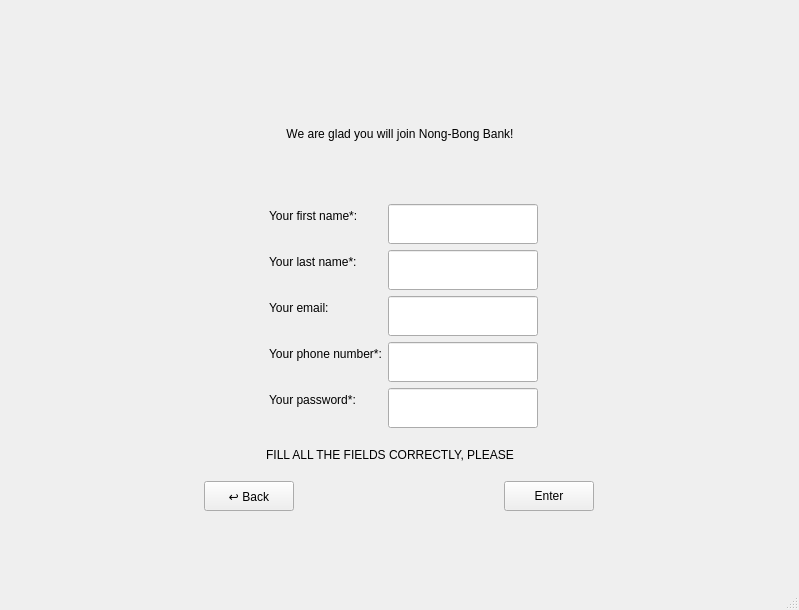
Old version of the form gui/mainwindow.ui in the repository bergamontt/nong-bong.
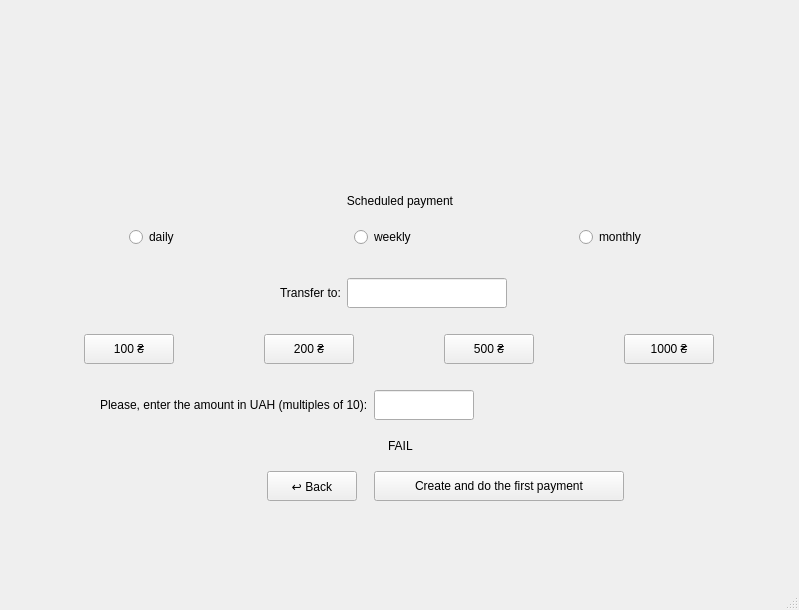
New version of the form. Custom widgets are drawn as their Qt base class.

Commit message: Scheduled transfer creation & functionality

Diff of the .ui file:
```diff
--- a/gui/mainwindow.ui
+++ b/gui/mainwindow.ui
@@ -24,7 +24,7 @@
      </rect>
     </property>
     <property name="currentIndex">
-     <number>3</number>
+     <number>7</number>
     </property>
     <widget class="QWidget" name="loginScreen">
      <widget class="QLabel" name="L_welcome">
@@ -1039,6 +1039,352 @@
       </layout>
      </widget>
     </widget>
+    <widget class="QWidget" name="scheduledTransferScreen">
+     <widget class="QWidget" name="verticalLayoutWidget_10">
+      <property name="geometry">
+       <rect>
+        <x>0</x>
+        <y>60</y>
+        <width>801</width>
+        <height>481</height>
+       </rect>
+      </property>
+      <layout class="QVBoxLayout" name="verticalLayout_15">
+       <item alignment="Qt::AlignmentFlag::AlignHCenter">
+        <widget class="BankCardWidget" name="W_currentCard_sp" native="true">
+         <property name="minimumSize">
+          <size>
+           <width>275</width>
+           <height>160</height>
+          </size>
+         </property>
+         <property name="maximumSize">
+          <size>
+           <width>275</width>
+           <height>160</height>
+          </size>
+         </property>
+         <layout class="QVBoxLayout" name="currentCard_7"/>
+        </widget>
+       </item>
+       <item>
+        <layout class="QVBoxLayout" name="verticalLayout_16">
+         <item alignment="Qt::AlignmentFlag::AlignHCenter">
+          <widget class="QLabel" name="L_scheduledTransfer">
+           <property name="minimumSize">
+            <size>
+             <width>150</width>
+             <height>30</height>
+            </size>
+           </property>
+           <property name="maximumSize">
+            <size>
+             <width>150</width>
+             <height>30</height>
+            </size>
+           </property>
+           <property name="text">
+            <string>Scheduled payment</string>
+           </property>
+           <property name="alignment">
+            <set>Qt::AlignmentFlag::AlignCenter</set>
+           </property>
+          </widget>
+         </item>
+         <item>
+          <layout class="QHBoxLayout" name="horizontalLayout_13">
+           <item>
+            <widget class="QRadioButton" name="RB_daily">
+             <property name="minimumSize">
+              <size>
+               <width>90</width>
+               <height>30</height>
+              </size>
+             </property>
+             <property name="maximumSize">
+              <size>
+               <width>90</width>
+               <height>30</height>
+              </size>
+             </property>
+             <property name="text">
+              <string>daily</string>
+             </property>
+            </widget>
+           </item>
+           <item>
+            <widget class="QRadioButton" name="RB_weekly">
+             <property name="minimumSize">
+              <size>
+               <width>90</width>
+               <height>30</height>
+              </size>
+             </property>
+             <property name="maximumSize">
+              <size>
+               <width>90</width>
+               <height>30</height>
+              </size>
+             </property>
+             <property name="text">
+              <string>weekly</string>
+             </property>
+            </widget>
+           </item>
+           <item>
+            <widget class="QRadioButton" name="RB_monthly">
+             <property name="minimumSize">
+              <size>
+               <width>90</width>
+               <height>30</height>
+              </size>
+             </property>
+             <property name="maximumSize">
+              <size>
+               <width>90</width>
+               <height>30</height>
+              </size>
+             </property>
+             <property name="text">
+              <string>monthly</string>
+             </property>
+            </widget>
+           </item>
+          </layout>
+         </item>
+         <item>
+          <layout class="QFormLayout" name="formLayout_8">
+           <property name="leftMargin">
+            <number>280</number>
+           </property>
+           <property name="topMargin">
+            <number>20</number>
+           </property>
+           <property name="rightMargin">
+            <number>100</number>
+           </property>
+           <item row="0" column="0">
+            <widget class="QLabel" name="L_enterScheduledTransferDest">
+             <property name="minimumSize">
+              <size>
+               <width>0</width>
+               <height>30</height>
+              </size>
+             </property>
+             <property name="text">
+              <string>Transfer to:</string>
+             </property>
+            </widget>
+           </item>
+           <item row="0" column="1">
+            <widget class="QLineEdit" name="LE_scheduledTransferDest">
+             <property name="minimumSize">
+              <size>
+               <width>160</width>
+               <height>30</height>
+              </size>
+             </property>
+             <property name="maximumSize">
+              <size>
+               <width>160</width>
+               <height>30</height>
+              </size>
+             </property>
+            </widget>
+           </item>
+          </layout>
+         </item>
+         <item>
+          <layout class="QHBoxLayout" name="horizontalLayout_11">
+           <property name="topMargin">
+            <number>20</number>
+           </property>
+           <item>
+            <widget class="QPushButton" name="B_S100">
+             <property name="minimumSize">
+              <size>
+               <width>90</width>
+               <height>30</height>
+              </size>
+             </property>
+             <property name="maximumSize">
+              <size>
+               <width>90</width>
+               <height>30</height>
+              </size>
+             </property>
+             <property name="text">
+              <string>100 ₴</string>
+             </property>
+            </widget>
+           </item>
+           <item>
+            <widget class="QPushButton" name="B_S200">
+             <property name="minimumSize">
+              <size>
+               <width>90</width>
+               <height>30</height>
+              </size>
+             </property>
+             <property name="maximumSize">
+              <size>
+               <width>90</width>
+               <height>30</height>
+              </size>
+             </property>
+             <property name="text">
+              <string>200 ₴</string>
+             </property>
+            </widget>
+           </item>
+           <item>
+            <widget class="QPushButton" name="B_S500">
+             <property name="minimumSize">
+              <size>
+               <width>90</width>
+               <height>30</height>
+              </size>
+             </property>
+             <property name="maximumSize">
+              <size>
+               <width>90</width>
+               <height>30</height>
+              </size>
+             </property>
+             <property name="text">
+              <string>500 ₴</string>
+             </property>
+            </widget>
+           </item>
+           <item>
+            <widget class="QPushButton" name="B_S1000">
+             <property name="minimumSize">
+              <size>
+               <width>90</width>
+               <height>30</height>
+              </size>
+             </property>
+             <property name="maximumSize">
+              <size>
+               <width>90</width>
+               <height>30</height>
+              </size>
+             </property>
+             <property name="text">
+              <string>1000 ₴</string>
+             </property>
+            </widget>
+           </item>
+          </layout>
+         </item>
+         <item>
+          <layout class="QFormLayout" name="formLayout_9">
+           <property name="leftMargin">
+            <number>100</number>
+           </property>
+           <property name="topMargin">
+            <number>20</number>
+           </property>
+           <property name="rightMargin">
+            <number>100</number>
+           </property>
+           <item row="0" column="0">
+            <widget class="QLabel" name="L_enterTheAmount_S">
+             <property name="minimumSize">
+              <size>
+               <width>0</width>
+               <height>30</height>
+              </size>
+             </property>
+             <property name="text">
+              <string>Please, enter the amount in UAH (multiples of 10):</string>
+             </property>
+            </widget>
+           </item>
+           <item row="0" column="1">
+            <widget class="QLineEdit" name="LE_enteredScheduledTransferAmount">
+             <property name="minimumSize">
+              <size>
+               <width>100</width>
+               <height>30</height>
+              </size>
+             </property>
+             <property name="maximumSize">
+              <size>
+               <width>100</width>
+               <height>30</height>
+              </size>
+             </property>
+            </widget>
+           </item>
+          </layout>
+         </item>
+         <item alignment="Qt::AlignmentFlag::AlignHCenter">
+          <widget class="QLabel" name="L_failScheduledTransfer">
+           <property name="text">
+            <string>FAIL</string>
+           </property>
+          </widget>
+         </item>
+         <item>
+          <layout class="QHBoxLayout" name="horizontalLayout_12">
+           <property name="spacing">
+            <number>0</number>
+           </property>
+           <property name="leftMargin">
+            <number>250</number>
+           </property>
+           <property name="rightMargin">
+            <number>160</number>
+           </property>
+           <item>
+            <widget class="QPushButton" name="B_backScheduledTransfer">
+             <property name="minimumSize">
+              <size>
+               <width>90</width>
+               <height>30</height>
+              </size>
+             </property>
+             <property name="maximumSize">
+              <size>
+               <width>90</width>
+               <height>30</height>
+              </size>
+             </property>
+             <property name="text">
+              <string>↩ Back</string>
+             </property>
+             <property name="checkable">
+              <bool>false</bool>
+             </property>
+            </widget>
+           </item>
+           <item>
+            <widget class="QPushButton" name="B_enterScheduledTransfer">
+             <property name="minimumSize">
+              <size>
+               <width>250</width>
+               <height>30</height>
+              </size>
+             </property>
+             <property name="maximumSize">
+              <size>
+               <width>250</width>
+               <height>30</height>
+              </size>
+             </property>
+             <property name="text">
+              <string>Create and do the first payment</string>
+             </property>
+            </widget>
+           </item>
+          </layout>
+         </item>
+        </layout>
+       </item>
+      </layout>
+     </widget>
+    </widget>
     <widget class="QWidget" name="changePinScreen">
      <widget class="QWidget" name="layoutWidget">
       <property name="geometry">
```
Left out of the diff: 4 changed lines with no effect on the pictures. The commit also changes 5 other files.
